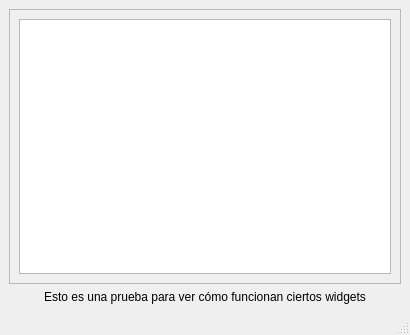
This is invicoliqpyqt/view/listado_factureros.ui in fscorrales/invicoliqpyqt as Qt 5 draws it before an edit. The edited form follows.
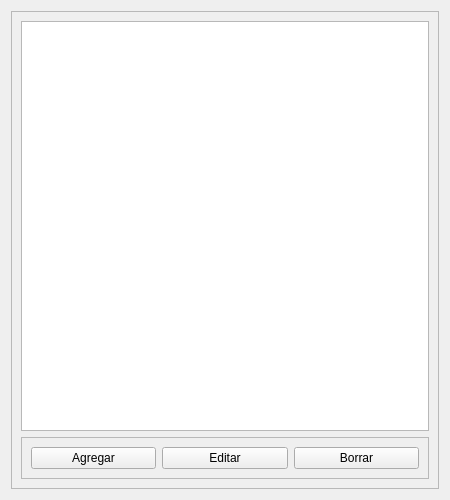
This is the edited form.

Commit message: fix: listado factureros

What changed in the file:
```diff
--- a/invicoliqpyqt/view/listado_factureros.ui
+++ b/invicoliqpyqt/view/listado_factureros.ui
@@ -1,19 +1,18 @@
 <?xml version="1.0" encoding="UTF-8"?>
 <ui version="4.0">
- <class>ListadoFactureros</class>
- <widget class="QMainWindow" name="ListadoFactureros">
+ <class>listado_factureros</class>
+ <widget class="QWidget" name="listado_factureros">
   <property name="geometry">
    <rect>
     <x>0</x>
     <y>0</y>
-    <width>410</width>
-    <height>335</height>
+    <width>450</width>
+    <height>500</height>
    </rect>
   </property>
   <property name="windowTitle">
    <string>Listado Factureros</string>
   </property>
-  <widget class="QWidget" name="centralwidget">
    <layout class="QGridLayout" name="gridLayout">
     <item row="0" column="0">
      <widget class="QScrollArea" name="scrollArea">
@@ -31,8 +30,8 @@
         <rect>
          <x>0</x>
          <y>0</y>
-         <width>390</width>
-         <height>249</height>
+        <width>430</width>
+        <height>480</height>
         </rect>
        </property>
        <property name="sizePolicy">
@@ -45,36 +44,44 @@
         <item row="0" column="0">
          <widget class="QTableView" name="table_factureros"/>
         </item>
-       </layout>
-      </widget>
-     </widget>
-    </item>
-    <item row="1" column="0">
-     <widget class="QLabel" name="label">
-      <property name="lineWidth">
-       <number>2</number>
-      </property>
+       <item row="2" column="0">
+        <widget class="QFrame" name="frame">
+         <property name="frameShape">
+          <enum>QFrame::StyledPanel</enum>
+         </property>
+         <property name="frameShadow">
+          <enum>QFrame::Raised</enum>
+         </property>
+         <layout class="QGridLayout" name="gridLayout_3">
+          <item row="0" column="2">
+           <widget class="QPushButton" name="btn_add">
+            <property name="text">
+             <string>Agregar</string>
+            </property>
+           </widget>
+          </item>
+          <item row="0" column="4">
+           <widget class="QPushButton" name="btn_del">
+            <property name="text">
+             <string>Borrar</string>
+            </property>
+           </widget>
+          </item>
+          <item row="0" column="3">
+           <widget class="QPushButton" name="btn_edit">
       <property name="text">
-       <string>Esto es una prueba para ver cómo funcionan ciertos widgets</string>
-      </property>
-      <property name="alignment">
-       <set>Qt::AlignCenter</set>
-      </property>
+             <string>Editar</string>
+            </property>
      </widget>
     </item>
    </layout>
   </widget>
-  <widget class="QMenuBar" name="menubar">
-   <property name="geometry">
-    <rect>
-     <x>0</x>
-     <y>0</y>
-     <width>410</width>
-     <height>22</height>
-    </rect>
-   </property>
-  </widget>
-  <widget class="QStatusBar" name="statusbar"/>
+       </item>
+      </layout>
+     </widget>
+    </widget>
+   </item>
+  </layout>
  </widget>
  <resources/>
  <connections/>
```
Lines whose indentation alone changed are shown as unchanged. The commit also changes 2 other files.
